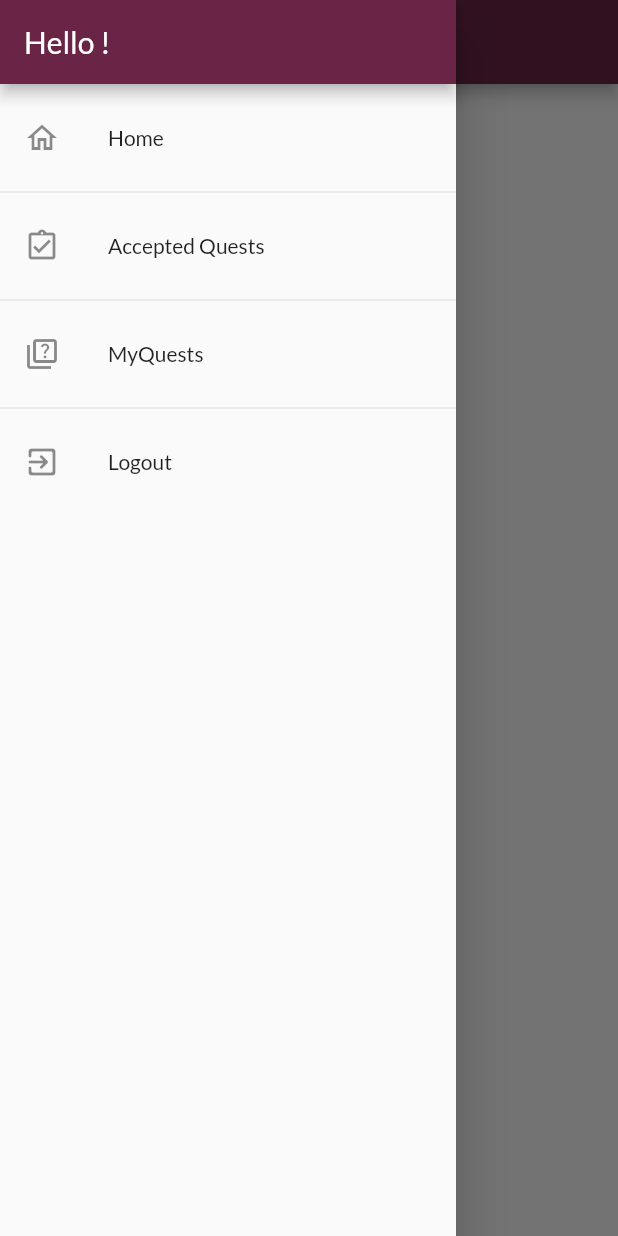
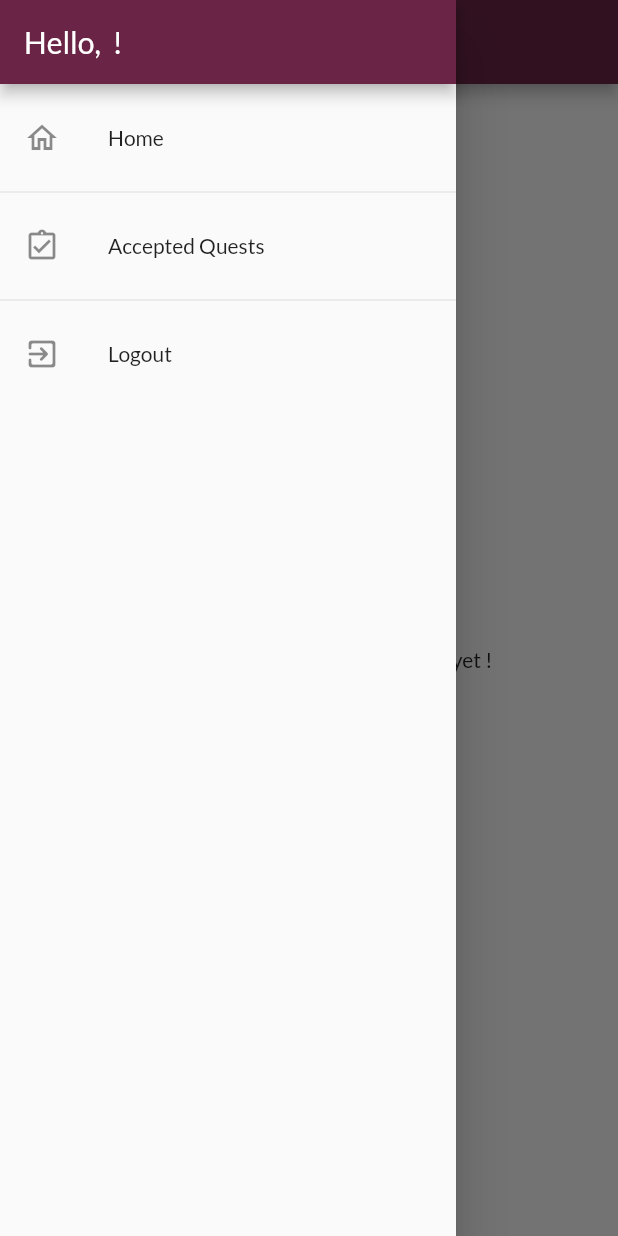
Before and after one commit to denosg/quest_realm, a Flutter app: the AccQuestsScreen screen opened by its route, with the side drawer open, on a phone screen of 412 x 824 dp. Run offline on Flutter 3.47's test engine with Material 2 defaults, Android fonts, the phone set to English and light mode, and no system bars; our stand-ins replace flutter_dotenv, shared_preferences; accounts and stored records are empty.

Commit message:
Added user database + functionality

```diff
--- a/lib/main.dart
+++ b/lib/main.dart
@@ -44,8 +44,7 @@ class MainApp extends StatelessWidget {
             authData.userId,
           ),
         ),
-        ChangeNotifierProxyProvider<Auth, UserProvider>(
-          create: (context) => UserProvider(authToken: null, userId: null),
+        ListenableProxyProvider<Auth, UserProvider>(
           update: (context, authData, previousUser) => UserProvider(
             authToken: authData.token,
             userId: authData.userId,
--- a/lib/models/user.dart
+++ b/lib/models/user.dart
@@ -1,7 +1,8 @@
 class User {
-  final String id;
-  final String userName;
-  final int startingPoints = 75;
+  String username;
+  int points = 75;
+  String userId;
+  String userKey;
 
-  User({required this.id, required this.userName});
+  User(this.username, this.userId, this.userKey);
 }
--- a/lib/screens/acc_quests_screen.dart
+++ b/lib/screens/acc_quests_screen.dart
@@ -23,11 +23,16 @@ class AccQuestsScreen extends StatelessWidget {
             return const Center(child: CircularProgressIndicator());
           } else {
             return Consumer<AccQuests>(
-              builder: (context, accQuestData, _) => ListView.builder(
-                itemCount: accQuestData.accQuests.length,
-                itemBuilder: (ctx, index) =>
-                    AccQuestUItem(accQuestData.accQuests[index]),
-              ),
+              builder: (context, accQuestData, _) => accQuestData
+                      .accQuests.isEmpty
+                  ? const Center(
+                      child: Text('You don\'t have any accepted quests yet !'),
+                    )
+                  : ListView.builder(
+                      itemCount: accQuestData.accQuests.length,
+                      itemBuilder: (ctx, index) =>
+                          AccQuestUItem(accQuestData.accQuests[index]),
+                    ),
             );
           }
         },
--- a/lib/widgets/custom_drawer.dart
+++ b/lib/widgets/custom_drawer.dart
@@ -1,8 +1,8 @@
 import 'package:flutter/material.dart';
 import 'package:provider/provider.dart';
+import 'package:quest_realm/providers/user_provider.dart';
 import 'package:quest_realm/screens/acc_quests_screen.dart';
 
-import '../screens/my_quests_screen.dart';
 import '../providers/auth.dart';
 
 class CustomDrawer extends StatelessWidget {
@@ -13,9 +13,11 @@ class CustomDrawer extends StatelessWidget {
     return Drawer(
       child: Column(
         children: [
-          AppBar(
-            title: const Text('Hello !'),
-            automaticallyImplyLeading: false,
+          Consumer<UserProvider>(
+            builder: (context, userData, _) => AppBar(
+              title: Text('Hello, ${userData.user.username} !'),
+              automaticallyImplyLeading: false,
+            ),
           ),
           const SizedBox(height: 8),
           ListTile(
@@ -36,15 +38,15 @@ class CustomDrawer extends StatelessWidget {
                   .pushReplacementNamed(AccQuestsScreen.routeName);
             },
           ),
-          const Divider(),
-          ListTile(
-              leading: const Icon(Icons.quiz_outlined),
-              title: const Text('MyQuests'),
-              onTap: () {
-                Navigator.pop(context);
-                Navigator.of(context)
-                    .pushReplacementNamed(MyQuestsScreen.routeName);
-              }),
+          // const Divider(),
+          // ListTile(
+          //     leading: const Icon(Icons.quiz_outlined),
+          //     title: const Text('MyQuests'),
+          //     onTap: () {
+          //       Navigator.pop(context);
+          //       Navigator.of(context)
+          //           .pushReplacementNamed(MyQuestsScreen.routeName);
+          //     }),
           const Divider(),
           ListTile(
               leading: const Icon(Icons.exit_to_app_rounded),
```
Also changed, not shown: lib/providers/auth.dart (+19 -1 lines), lib/providers/user_provider.dart (+56 -1 lines), lib/screens/edit_quest_screen.dart (+12 -4 lines), lib/screens/home_screen.dart (+22 -6 lines), lib/screens/my_quests_screen.dart (+7 -3 lines), lib/widgets/auth_card.dart (+37 -6 lines), lib/widgets/quest_item.dart (+22 -7 lines), lib/screens/ranking_screen.dart (added).
